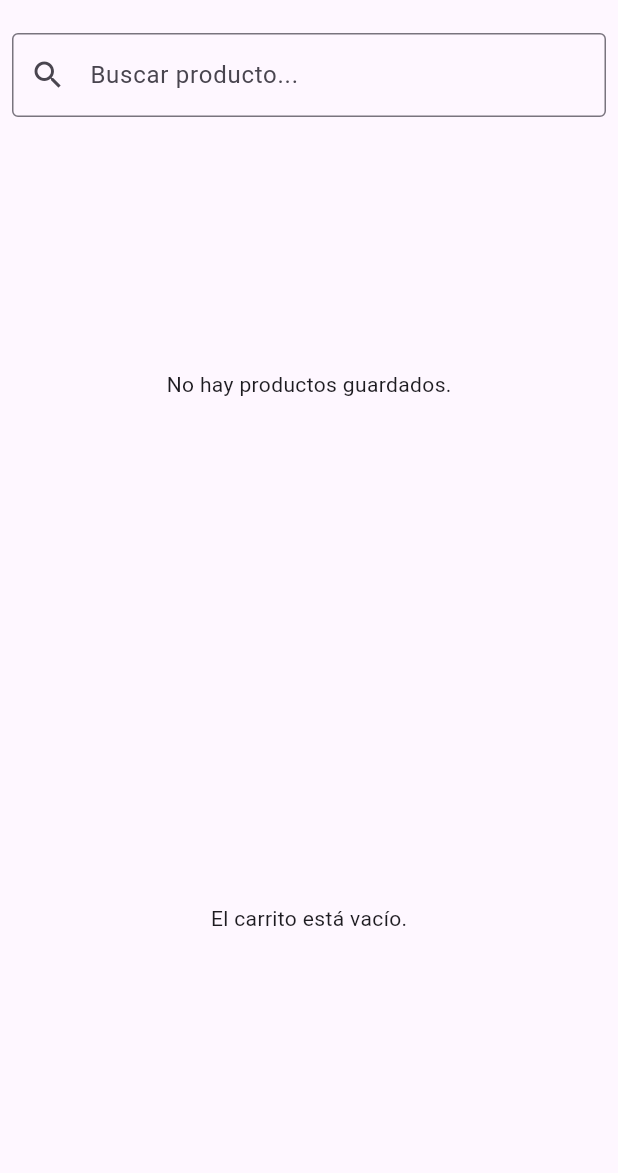
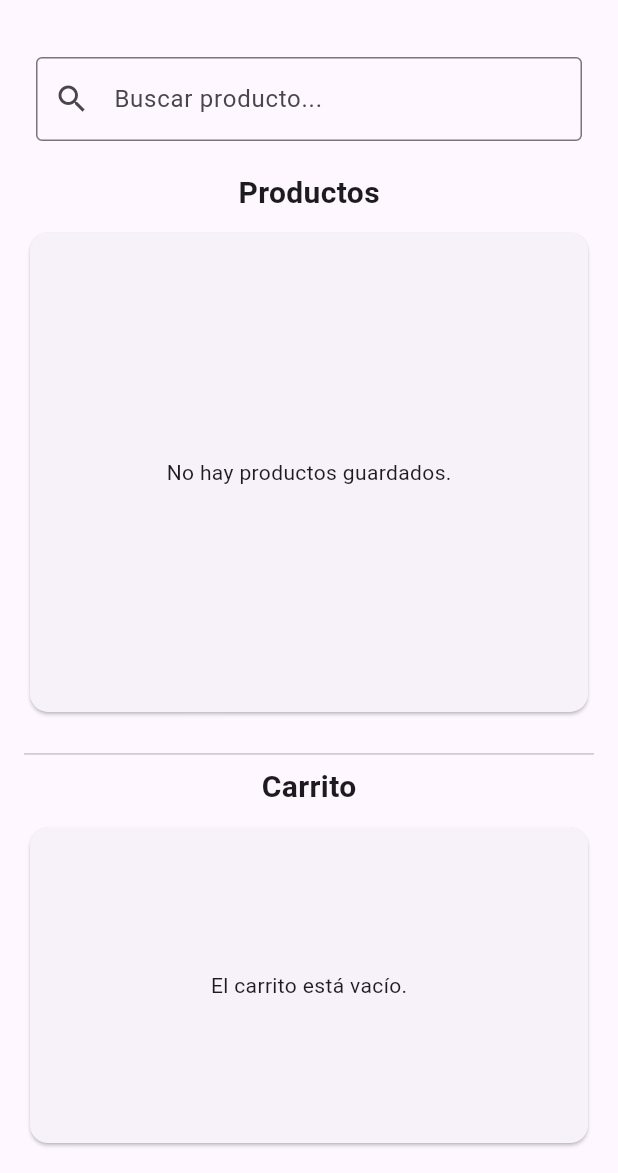
Before and after one commit to JDerenzin/tillapp, a Flutter app: the screen it shows after launch, on a phone screen of 412 x 824 dp, the part 63-1236 px from its top. Run offline on Flutter 3.47's test engine with Material 3 defaults, Android fonts, the phone set to English and light mode, and no system bars; our stand-ins replace flutter_dotenv, shared_preferences, supabase_flutter; accounts and stored records are empty.

Commit message:
Estilizamos la interfaz

```diff
--- a/lib/main.dart
+++ b/lib/main.dart
@@ -204,7 +204,10 @@ class _TillappState extends State<Tillapp> {
                   ),
           ],
         ),
-        body: Column(
+        body: SafeArea(
+          child: Padding(
+            padding: const EdgeInsets.all(16.0),
+            child:Column(
               children: [
                 Padding(
                   padding: const EdgeInsets.all(8.0),
@@ -227,7 +230,17 @@ class _TillappState extends State<Tillapp> {
                     onChanged: _filtrarProductos,
                   ),
                 ),
+
+                const SizedBox(height: 12),
+                const Text(
+                  "Productos",
+                  style: TextStyle(fontSize: 20, fontWeight: FontWeight.bold),
+                ),
+                const SizedBox(height: 8),
+
                 Expanded(
+                  flex: 3,
+                  child: Card(
                     child: _productos.isEmpty
                         ? const Center(child: Text('No hay productos guardados.'))
                         : _productosFiltrados.isEmpty
@@ -268,10 +281,19 @@ class _TillappState extends State<Tillapp> {
                           },
                         ),
                   ),
+                ),
 
                 const SizedBox(height: 16),
+                const Divider(),
+                const Text(
+                  "Carrito",
+                  style: TextStyle(fontSize: 20, fontWeight: FontWeight.bold),
+                ),
+                const SizedBox(height: 8),
 
                 Expanded(
+                  flex: 2,
+                  child: Card(
                     child: _carrito.isEmpty
                         ? const Center(child: Text('El carrito está vacío.'))
                         : ListView.builder(
@@ -285,7 +307,10 @@ class _TillappState extends State<Tillapp> {
                           },
                         ),
                   ),
+                ),
               ],
+            ),
+          ),
         ),
       ),
     );
```
Lines whose indentation alone changed are shown as unchanged.
